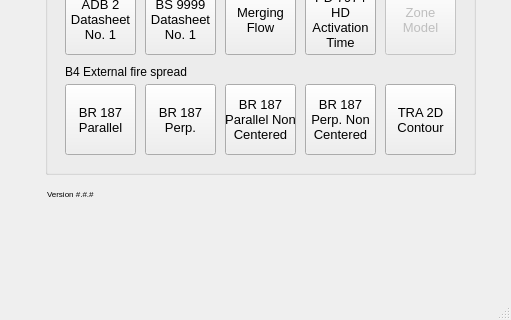
Above: fsetoolsGUI/gui/layout/ui/main.ui from fuyans/fsetoolsGUI before the change; both pictures show x 0 to 511 and y 311 to 631 of the 511 by 631 pixel window. Below: the same form after it.
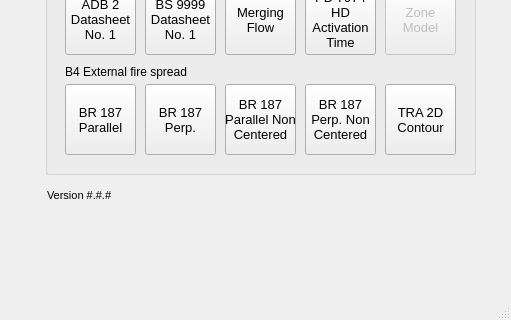
That is the form after the change. Icons and pictures are not drawn.

```diff
--- a/fsetoolsGUI/gui/layout/ui/main.ui
+++ b/fsetoolsGUI/gui/layout/ui/main.ui
@@ -835,7 +835,7 @@
      </property>
      <property name="font">
       <font>
-       <pointsize>6</pointsize>
+       <pointsize>8</pointsize>
       </font>
      </property>
      <property name="text">
```
